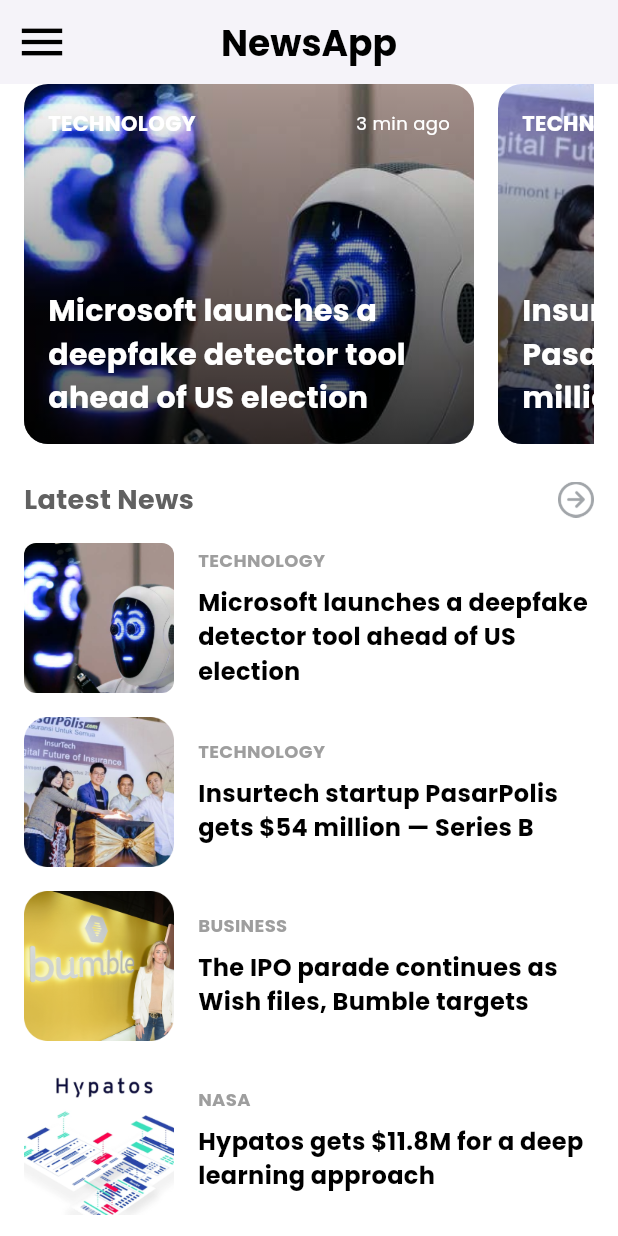
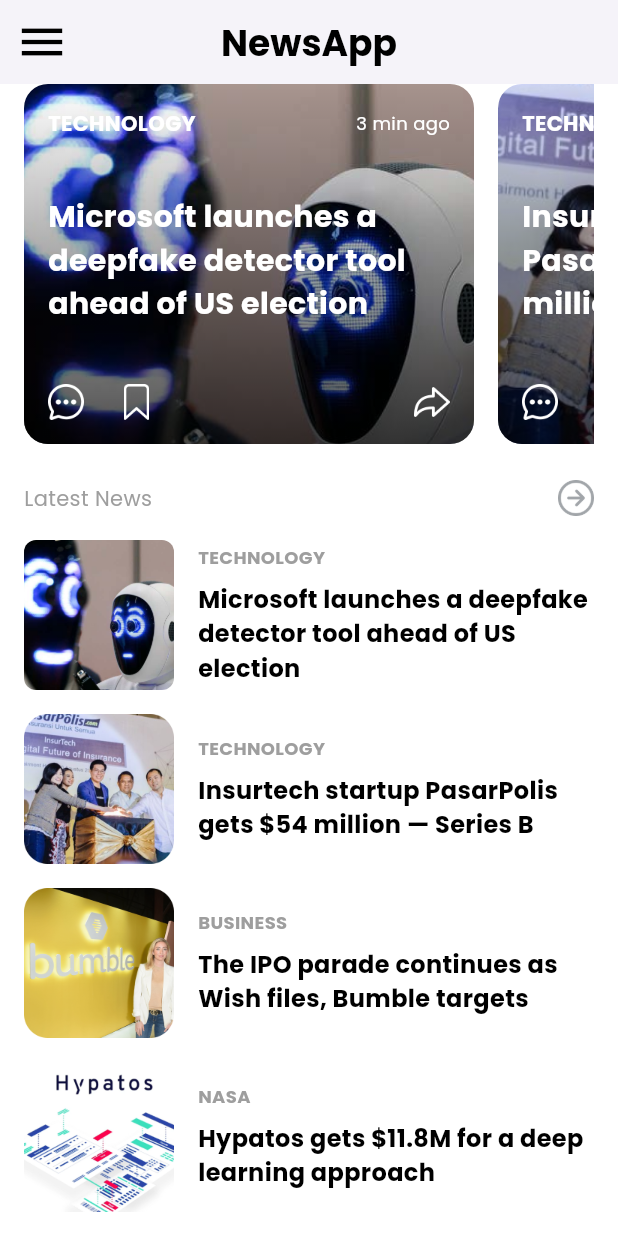
Before and after one commit to Ajijagatsaputra/BootcampFlutter, a Flutter app: the HomePage screen opened by its route, on a phone screen of 412 x 824 dp. Run offline on Flutter 3.47's test engine with Material 3 defaults, Android fonts, the phone set to English and light mode, and no system bars; our stand-ins replace google_fonts.

Commit message:
updating tampilan

```diff
--- a/sanberappflutter/lib/views/home_page.dart
+++ b/sanberappflutter/lib/views/home_page.dart
@@ -59,7 +59,6 @@ class HomePage extends StatelessWidget {
                           ),
                           child: Stack(
                             children: [
-                              // Gradient overlay
                               Container(
                                 decoration: BoxDecoration(
                                   borderRadius: BorderRadius.circular(16),
@@ -77,12 +76,13 @@ class HomePage extends StatelessWidget {
                               Padding(
                                 padding: const EdgeInsets.all(16.0),
                                 child: Column(
-                                  mainAxisAlignment: MainAxisAlignment.spaceBetween,
+                                  mainAxisAlignment:
+                                      MainAxisAlignment.spaceBetween,
                                   crossAxisAlignment: CrossAxisAlignment.start,
                                   children: [
-                                    // Top row (Category and Time)
                                     Row(
-                                      mainAxisAlignment: MainAxisAlignment.spaceBetween,
+                                      mainAxisAlignment:
+                                          MainAxisAlignment.spaceBetween,
                                       children: [
                                         Text(
                                           news.category,
@@ -110,6 +110,43 @@ class HomePage extends StatelessWidget {
                                         color: Colors.white,
                                       ),
                                     ),
+                                    Row(
+                                      children: [
+                                        InkWell(
+                                          onTap: () {
+                                            // Implement action for the arrow here
+                                          },
+                                          child: Image.asset(
+                                            'assets/homePage/chat.png',
+                                            width: 24,
+                                            height: 24,
+                                          ),
+                                        ),
+                                        SizedBox(width: 23),
+                                        InkWell(
+                                          onTap: () {
+                                            // Implement action for the arrow here
+                                          },
+                                          child: Image.asset(
+                                            'assets/homePage/bookmark.png',
+                                            width: 24,
+                                            height: 24,
+                                          ),
+                                        ),
+                                        Spacer(),
+                                        SizedBox(width: 24),
+                                        InkWell(
+                                          onTap: () {
+                                            // Implement action for the arrow here
+                                          },
+                                          child: Image.asset(
+                                            'assets/homePage/share.png',
+                                            width: 24,
+                                            height: 24,
+                                          ),
+                                        ),
+                                      ],
+                                    )
                                   ],
                                 ),
                               ),
@@ -129,9 +166,9 @@ class HomePage extends StatelessWidget {
                   Text(
                     "Latest News",
                     style: GoogleFonts.poppins(
-                      fontSize: 18,
-                      fontWeight: FontWeight.bold,
-                      color: Colors.grey[700],
+                      fontSize: 14,
+
+                      color: Colors.grey,
                     ),
                   ),
                   InkWell(
```
Also changed, not shown: sanberappflutter/lib/widget/bottom_navigation.dart (added, +35 -0 lines).
